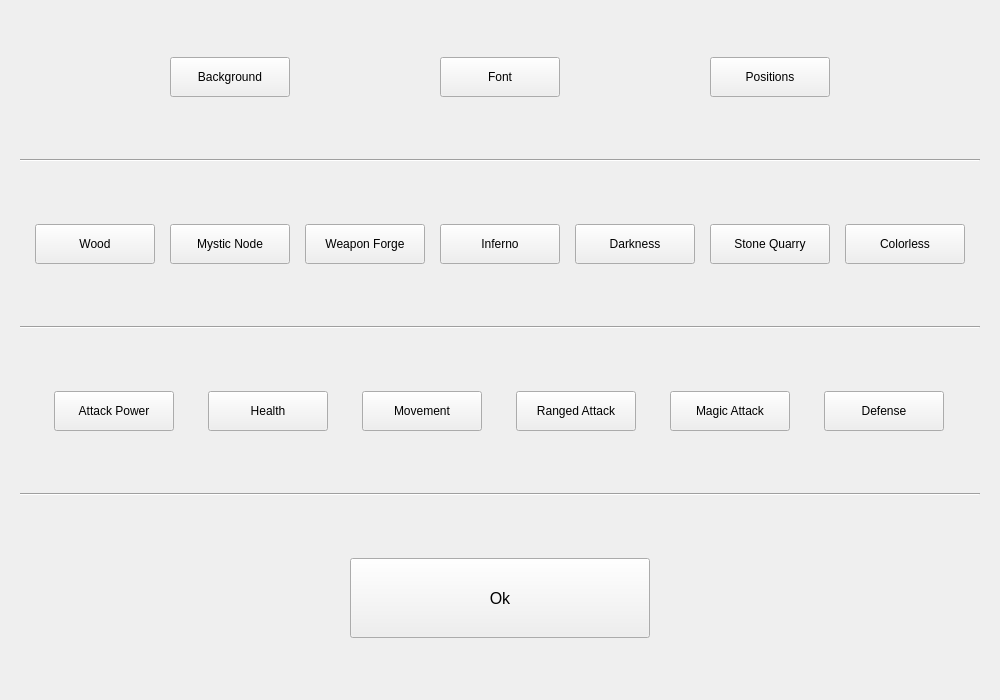
Before: the Qt Designer form options.ui in MaximeElie/CardCreator, drawn with Qt 5.
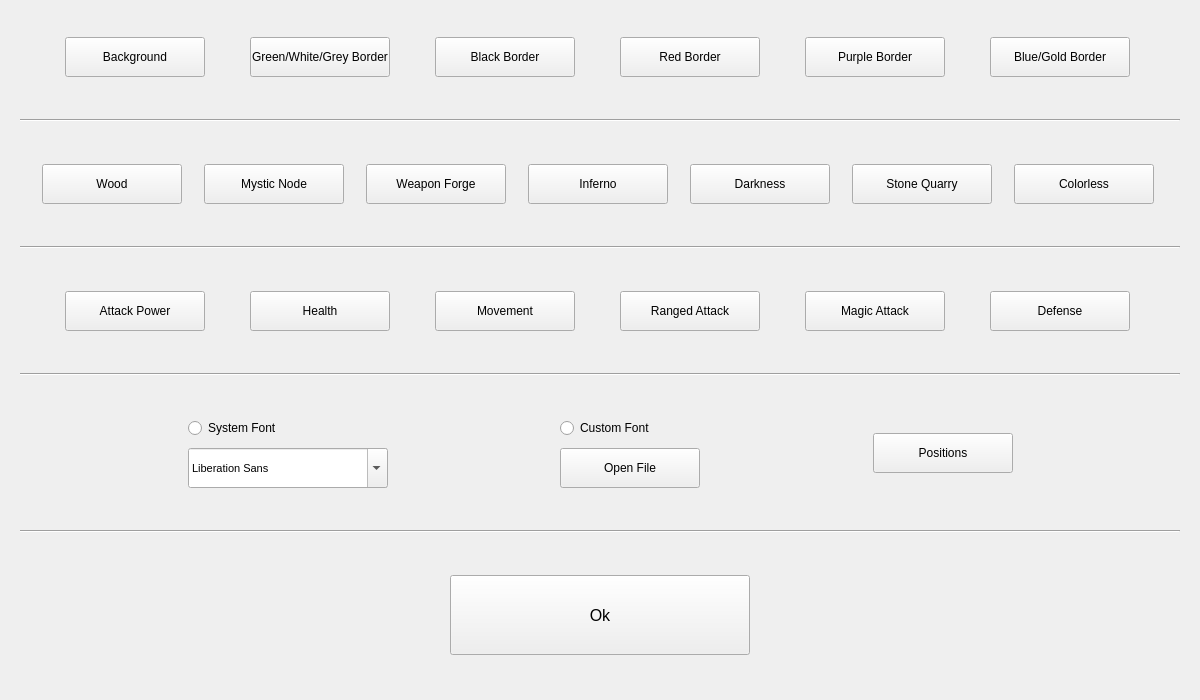
After: the same form once the commit is applied.

Commit message: added : editable positions and save data in json (positions, font preferences, ...)

```diff
--- a/options.ui
+++ b/options.ui
@@ -9,19 +9,19 @@
    <rect>
     <x>0</x>
     <y>0</y>
-    <width>1000</width>
+    <width>1200</width>
     <height>700</height>
    </rect>
   </property>
   <property name="minimumSize">
    <size>
-    <width>1000</width>
+    <width>1200</width>
     <height>700</height>
    </size>
   </property>
   <property name="maximumSize">
    <size>
-    <width>1000</width>
+    <width>1200</width>
     <height>700</height>
    </size>
   </property>
@@ -59,13 +59,13 @@
       <widget class="QPushButton" name="background">
        <property name="minimumSize">
         <size>
-         <width>120</width>
+         <width>140</width>
          <height>40</height>
         </size>
        </property>
        <property name="maximumSize">
         <size>
-         <width>120</width>
+         <width>140</width>
          <height>40</height>
         </size>
        </property>
@@ -78,37 +78,94 @@
       <widget class="QPushButton" name="font">
        <property name="minimumSize">
         <size>
-         <width>120</width>
+         <width>140</width>
          <height>40</height>
         </size>
        </property>
        <property name="maximumSize">
         <size>
-         <width>120</width>
+         <width>140</width>
          <height>40</height>
         </size>
        </property>
        <property name="text">
-        <string>Font</string>
+        <string>Green/White/Grey Border</string>
        </property>
       </widget>
      </item>
      <item>
-      <widget class="QPushButton" name="positions">
+      <widget class="QPushButton" name="blackBorder">
        <property name="minimumSize">
         <size>
-         <width>120</width>
+         <width>140</width>
          <height>40</height>
         </size>
        </property>
        <property name="maximumSize">
         <size>
-         <width>120</width>
+         <width>140</width>
          <height>40</height>
         </size>
        </property>
        <property name="text">
-        <string>Positions</string>
+        <string>Black Border</string>
+       </property>
+      </widget>
+     </item>
+     <item>
+      <widget class="QPushButton" name="redBorder">
+       <property name="minimumSize">
+        <size>
+         <width>140</width>
+         <height>40</height>
+        </size>
+       </property>
+       <property name="maximumSize">
+        <size>
+         <width>140</width>
+         <height>40</height>
+        </size>
+       </property>
+       <property name="text">
+        <string>Red Border</string>
+       </property>
+      </widget>
+     </item>
+     <item>
+      <widget class="QPushButton" name="purpleBorder">
+       <property name="minimumSize">
+        <size>
+         <width>140</width>
+         <height>40</height>
+        </size>
+       </property>
+       <property name="maximumSize">
+        <size>
+         <width>140</width>
+         <height>40</height>
+        </size>
+       </property>
+       <property name="text">
+        <string>Purple Border</string>
+       </property>
+      </widget>
+     </item>
+     <item>
+      <widget class="QPushButton" name="blueGoldBorder">
+       <property name="minimumSize">
+        <size>
+         <width>140</width>
+         <height>40</height>
+        </size>
+       </property>
+       <property name="maximumSize">
+        <size>
+         <width>140</width>
+         <height>40</height>
+        </size>
+       </property>
+       <property name="text">
+        <string>Blue/Gold Border</string>
        </property>
       </widget>
      </item>
@@ -136,13 +193,13 @@
       <widget class="QPushButton" name="wood">
        <property name="minimumSize">
         <size>
-         <width>120</width>
+         <width>140</width>
          <height>40</height>
         </size>
        </property>
        <property name="maximumSize">
         <size>
-         <width>120</width>
+         <width>140</width>
          <height>40</height>
         </size>
        </property>
@@ -155,13 +212,13 @@
       <widget class="QPushButton" name="mysticNode">
        <property name="minimumSize">
         <size>
-         <width>120</width>
+         <width>140</width>
          <height>40</height>
         </size>
        </property>
        <property name="maximumSize">
         <size>
-         <width>120</width>
+         <width>140</width>
          <height>40</height>
         </size>
        </property>
@@ -174,13 +231,13 @@
       <widget class="QPushButton" name="weaponForge">
        <property name="minimumSize">
         <size>
-         <width>120</width>
+         <width>140</width>
          <height>40</height>
         </size>
        </property>
        <property name="maximumSize">
         <size>
-         <width>120</width>
+         <width>140</width>
          <height>40</height>
         </size>
        </property>
@@ -193,13 +250,13 @@
       <widget class="QPushButton" name="inferno">
        <property name="minimumSize">
         <size>
-         <width>120</width>
+         <width>140</width>
          <height>40</height>
         </size>
        </property>
        <property name="maximumSize">
         <size>
-         <width>120</width>
+         <width>140</width>
          <height>40</height>
         </size>
        </property>
@@ -212,13 +269,13 @@
       <widget class="QPushButton" name="darkness">
        <property name="minimumSize">
         <size>
-         <width>120</width>
+         <width>140</width>
          <height>40</height>
         </size>
        </property>
        <property name="maximumSize">
         <size>
-         <width>120</width>
+         <width>140</width>
          <height>40</height>
         </size>
        </property>
@@ -231,13 +288,13 @@
       <widget class="QPushButton" name="stoneQuarry">
        <property name="minimumSize">
         <size>
-         <width>120</width>
+         <width>140</width>
          <height>40</height>
         </size>
        </property>
        <property name="maximumSize">
         <size>
-         <width>120</width>
+         <width>140</width>
          <height>40</height>
         </size>
        </property>
@@ -250,13 +307,13 @@
       <widget class="QPushButton" name="colorless">
        <property name="minimumSize">
         <size>
-         <width>120</width>
+         <width>140</width>
          <height>40</height>
         </size>
        </property>
        <property name="maximumSize">
         <size>
-         <width>120</width>
+         <width>140</width>
          <height>40</height>
         </size>
        </property>
@@ -289,13 +346,13 @@
       <widget class="QPushButton" name="attackPower">
        <property name="minimumSize">
         <size>
-         <width>120</width>
+         <width>140</width>
          <height>40</height>
         </size>
        </property>
        <property name="maximumSize">
         <size>
-         <width>120</width>
+         <width>140</width>
          <height>40</height>
         </size>
        </property>
@@ -308,13 +365,13 @@
       <widget class="QPushButton" name="health">
        <property name="minimumSize">
         <size>
-         <width>120</width>
+         <width>140</width>
          <height>40</height>
         </size>
        </property>
        <property name="maximumSize">
         <size>
-         <width>120</width>
+         <width>140</width>
          <height>40</height>
         </size>
        </property>
@@ -327,13 +384,13 @@
       <widget class="QPushButton" name="movement">
        <property name="minimumSize">
         <size>
-         <width>120</width>
+         <width>140</width>
          <height>40</height>
         </size>
        </property>
        <property name="maximumSize">
         <size>
-         <width>120</width>
+         <width>140</width>
          <height>40</height>
         </size>
        </property>
@@ -346,13 +403,13 @@
       <widget class="QPushButton" name="rangedAttack">
        <property name="minimumSize">
         <size>
-         <width>120</width>
+         <width>140</width>
          <height>40</height>
         </size>
        </property>
        <property name="maximumSize">
         <size>
-         <width>120</width>
+         <width>140</width>
          <height>40</height>
         </size>
        </property>
@@ -365,13 +422,13 @@
       <widget class="QPushButton" name="magicAttack">
        <property name="minimumSize">
         <size>
-         <width>120</width>
+         <width>140</width>
          <height>40</height>
         </size>
        </property>
        <property name="maximumSize">
         <size>
-         <width>120</width>
+         <width>140</width>
          <height>40</height>
         </size>
        </property>
@@ -384,13 +441,13 @@
       <widget class="QPushButton" name="defense">
        <property name="minimumSize">
         <size>
-         <width>120</width>
+         <width>140</width>
          <height>40</height>
         </size>
        </property>
        <property name="maximumSize">
         <size>
-         <width>120</width>
+         <width>140</width>
          <height>40</height>
         </size>
        </property>
@@ -408,6 +465,165 @@
      </property>
     </widget>
    </item>
+   <item>
+    <layout class="QHBoxLayout" name="horizontalLayout_4">
+     <item>
+      <spacer name="horizontalSpacer_3">
+       <property name="orientation">
+        <enum>Qt::Horizontal</enum>
+       </property>
+       <property name="sizeHint" stdset="0">
+        <size>
+         <width>40</width>
+         <height>20</height>
+        </size>
+       </property>
+      </spacer>
+     </item>
+     <item>
+      <layout class="QVBoxLayout" name="verticalLayout_2">
+       <property name="spacing">
+        <number>10</number>
+       </property>
+       <item>
+        <widget class="QRadioButton" name="systemFont">
+         <property name="text">
+          <string>System Font</string>
+         </property>
+         <property name="checked">
+          <bool>false</bool>
+         </property>
+        </widget>
+       </item>
+       <item>
+        <widget class="QFontComboBox" name="chooseSystemFont">
+         <property name="minimumSize">
+          <size>
+           <width>200</width>
+           <height>40</height>
+          </size>
+         </property>
+         <property name="maximumSize">
+          <size>
+           <width>200</width>
+           <height>40</height>
+          </size>
+         </property>
+         <property name="font">
+          <font>
+           <pointsize>8</pointsize>
+          </font>
+         </property>
+        </widget>
+       </item>
+      </layout>
+     </item>
+     <item>
+      <spacer name="horizontalSpacer_4">
+       <property name="orientation">
+        <enum>Qt::Horizontal</enum>
+       </property>
+       <property name="sizeHint" stdset="0">
+        <size>
+         <width>40</width>
+         <height>20</height>
+        </size>
+       </property>
+      </spacer>
+     </item>
+     <item>
+      <layout class="QVBoxLayout" name="verticalLayout_3">
+       <property name="spacing">
+        <number>10</number>
+       </property>
+       <item>
+        <widget class="QRadioButton" name="customFont">
+         <property name="text">
+          <string>Custom Font</string>
+         </property>
+         <property name="checked">
+          <bool>false</bool>
+         </property>
+        </widget>
+       </item>
+       <item>
+        <widget class="QPushButton" name="openCustomFont">
+         <property name="enabled">
+          <bool>true</bool>
+         </property>
+         <property name="minimumSize">
+          <size>
+           <width>140</width>
+           <height>40</height>
+          </size>
+         </property>
+         <property name="maximumSize">
+          <size>
+           <width>140</width>
+           <height>40</height>
+          </size>
+         </property>
+         <property name="text">
+          <string>Open File</string>
+         </property>
+        </widget>
+       </item>
+      </layout>
+     </item>
+     <item>
+      <spacer name="horizontalSpacer">
+       <property name="orientation">
+        <enum>Qt::Horizontal</enum>
+       </property>
+       <property name="sizeHint" stdset="0">
+        <size>
+         <width>40</width>
+         <height>20</height>
+        </size>
+       </property>
+      </spacer>
+     </item>
+     <item>
+      <widget class="QPushButton" name="positions">
+       <property name="minimumSize">
+        <size>
+         <width>140</width>
+         <height>40</height>
+        </size>
+       </property>
+       <property name="maximumSize">
+        <size>
+         <width>140</width>
+         <height>40</height>
+        </size>
+       </property>
+       <property name="text">
+        <string>Positions</string>
+       </property>
+      </widget>
+     </item>
+     <item>
+      <spacer name="horizontalSpacer_2">
+       <property name="orientation">
+        <enum>Qt::Horizontal</enum>
+       </property>
+       <property name="sizeHint" stdset="0">
+        <size>
+         <width>40</width>
+         <height>20</height>
+        </size>
+       </property>
+      </spacer>
+     </item>
+    </layout>
+   </item>
+   <item>
+    <widget class="Line" name="line_4">
+     <property name="orientation">
+      <enum>Qt::Horizontal</enum>
+     </property>
+    </widget>
+   </item>
    <item>
     <layout class="QHBoxLayout" name="horizontalLayout_5">
      <property name="spacing">
```
Left out of the diff: 2 changed lines with no effect on the pictures. The commit also changes 17 other files.
